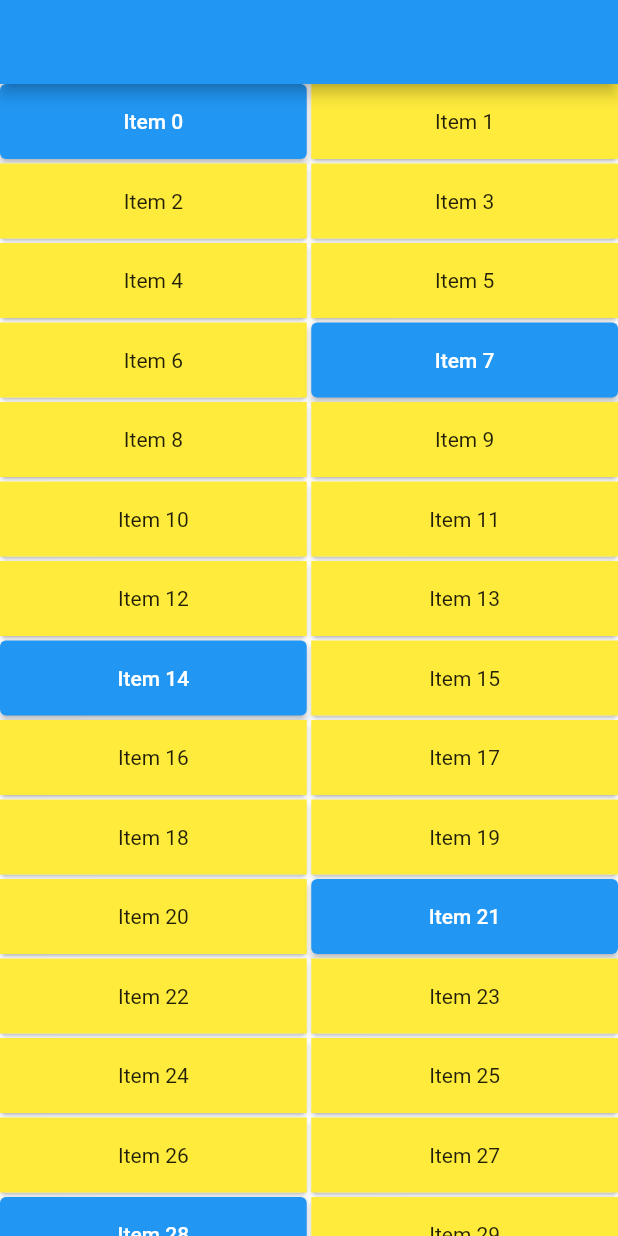
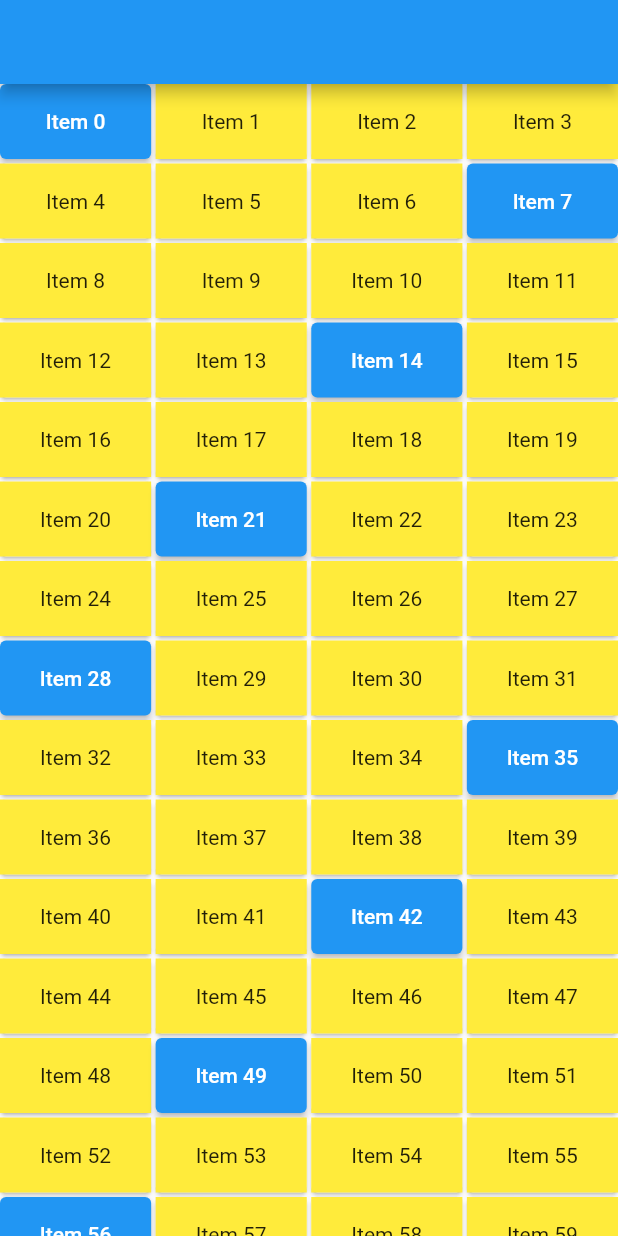
Before and after one commit to MyoMin-Latt/Flutter-Basic-UI, a Flutter app: the screen it shows after launch, on a phone screen of 412 x 824 dp. Run offline on Flutter 3.47's test engine with Material 2 defaults, Android fonts, the phone set to English and light mode, and no system bars.

Commit message:
@12.16 Flutter Basic UI (GridView) SliverGridDelegateWithMaxCrossAxisExtent

```diff
--- a/lib/main.dart
+++ b/lib/main.dart
@@ -14,7 +14,7 @@
 // @12.13 Flutter Basic UI (Stack Layout), Positioned, container
 // @12.14 (Stack interactive UI) https://youtu.be/buhVyKjkDtY
 // @12.15 Flutter Basic UI (ListView & Card Widget) Inkwell
-// @12.16 Flutter Basic UI (GridView) SliverGridDelegateWithFixedCrossAxisCount
+// @12.16 Flutter Basic UI (GridView) SliverGridDelegateWithMaxCrossAxisExtent, SliverGridDelegateWithFixedCrossAxisCount
 
 
 
@@ -45,10 +45,10 @@ class FirstApp extends StatelessWidget {
     return Scaffold(
         appBar: AppBar(),
         body: GridView.builder(
-            gridDelegate: SliverGridDelegateWithFixedCrossAxisCount(
+            gridDelegate: const SliverGridDelegateWithMaxCrossAxisExtent(
+              maxCrossAxisExtent: 130,
               mainAxisExtent: 50,
               // childAspectRatio: 3/1,
-              crossAxisCount: 2,
                 mainAxisSpacing: 3.0,
                 crossAxisSpacing: 3.0
             ),
```
